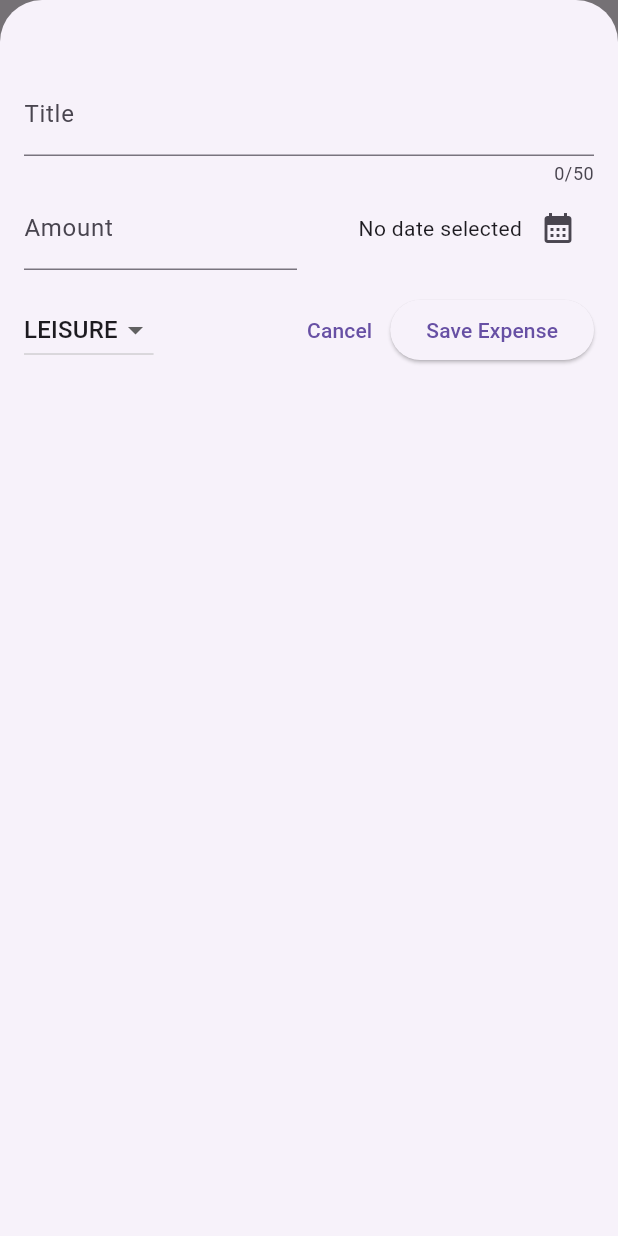
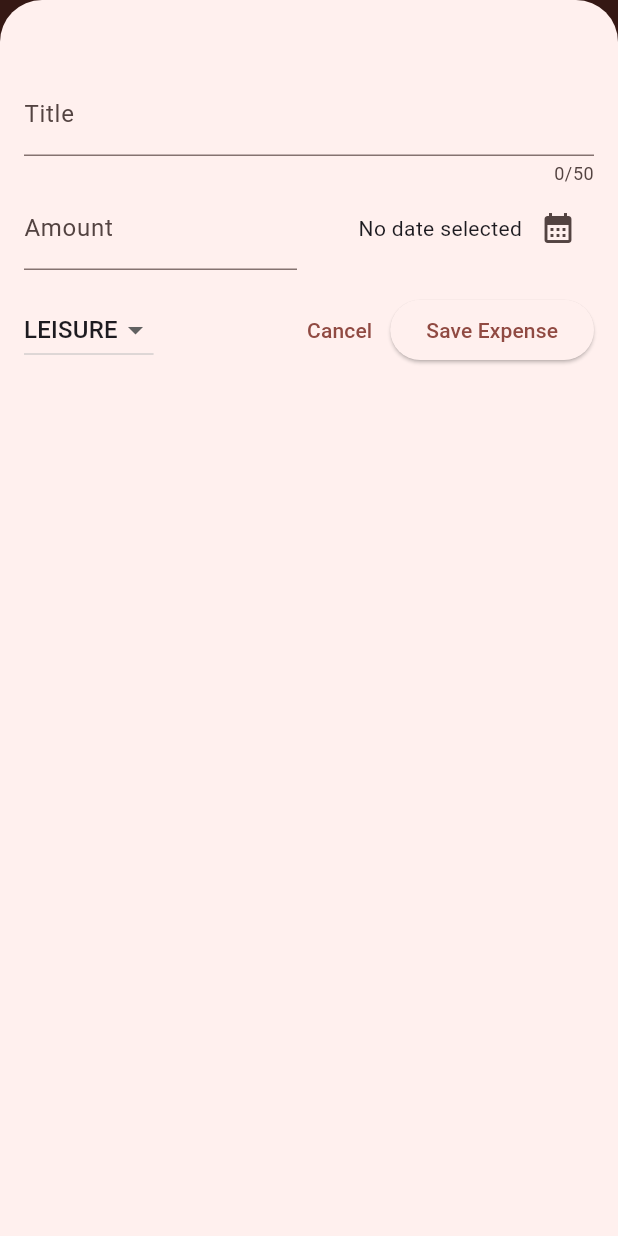
Before and after one commit to lightrao/adding_interactivity_expense_tracker_app, a Flutter app: the screen it shows after launch, after a tap on the "add" icon, on a phone screen of 412 x 824 dp. Run offline on Flutter 3.47's test engine with Material 3 defaults, Android fonts, the phone set to English and light mode, and no system bars.

Commit message:
Setting & Using a Color Scheme

```diff
--- a/lib/main.dart
+++ b/lib/main.dart
@@ -1,12 +1,18 @@
 import 'package:flutter/material.dart';
 
 import 'package:adding_interactivity_expense_tracker_app/widgets/expenses.dart';
+
+var kColorScheme = ColorScheme.fromSeed(seedColor: Colors.red);
 
 void main() {
   runApp(
     MaterialApp(
       theme: ThemeData().copyWith(
-        scaffoldBackgroundColor: const Color.fromARGB(255, 143, 195, 238),
+        colorScheme: kColorScheme,
+        appBarTheme: const AppBarTheme().copyWith(
+          backgroundColor: kColorScheme.onPrimaryContainer,
+          foregroundColor: kColorScheme.primaryContainer,
+        ),
       ),
       home: const Expenses(),
     ),
```
